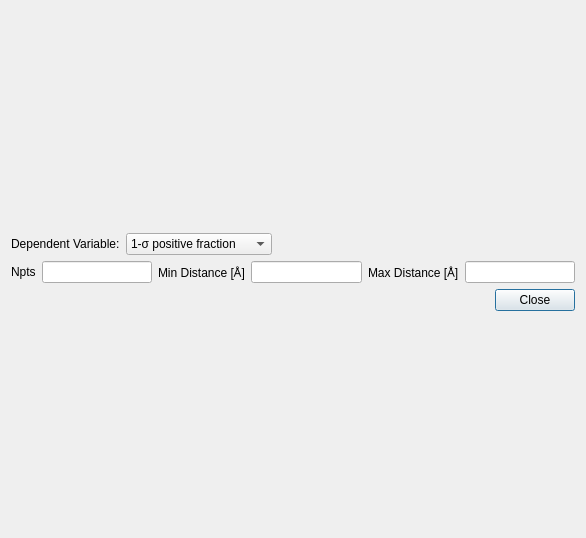
Old version of the form src/sas/qtgui/Perspectives/Inversion/UI/DMaxExplorer.ui in the repository SasView/sasview.
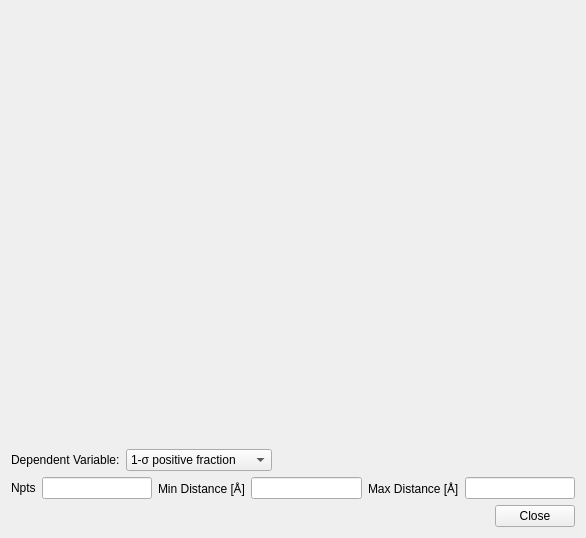
New version of the form.

Commit message: Removed autoDefault property on the Close button. #1463

```diff
--- a/src/sas/qtgui/Perspectives/Inversion/UI/DMaxExplorer.ui
+++ b/src/sas/qtgui/Perspectives/Inversion/UI/DMaxExplorer.ui
@@ -21,6 +21,12 @@
        <property name="orientation">
         <enum>Qt::Vertical</enum>
        </property>
+       <property name="sizeHint" stdset="0">
+        <size>
+         <width>0</width>
+         <height>0</height>
+        </size>
+       </property>
       </spacer>
      </item>
      <item>
@@ -142,6 +148,9 @@
            <property name="text">
             <string>Close</string>
            </property>
+           <property name="autoDefault">
+            <bool>false</bool>
+           </property>
           </widget>
          </item>
         </layout>
```
